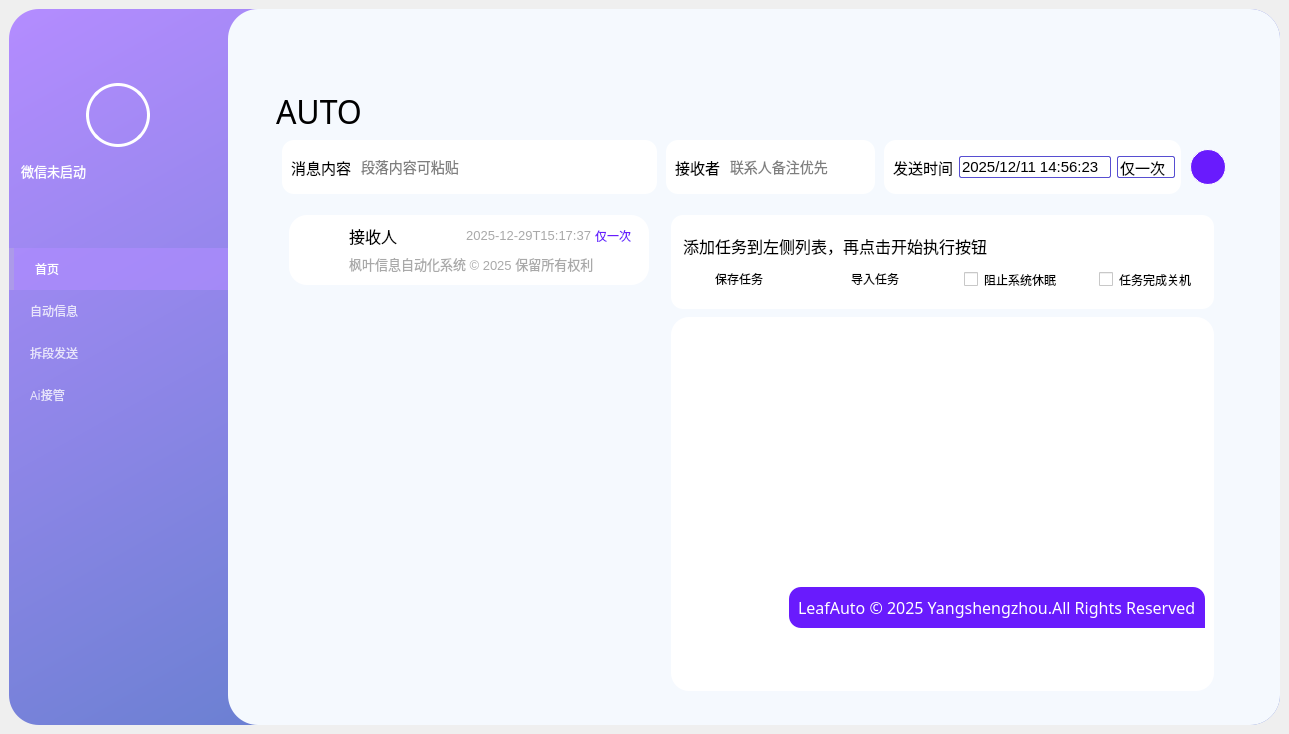
The window that Ui_MainWindow.ui (YangShengzhou03/LeafAuto) describes before a commit, drawn with Qt 5.
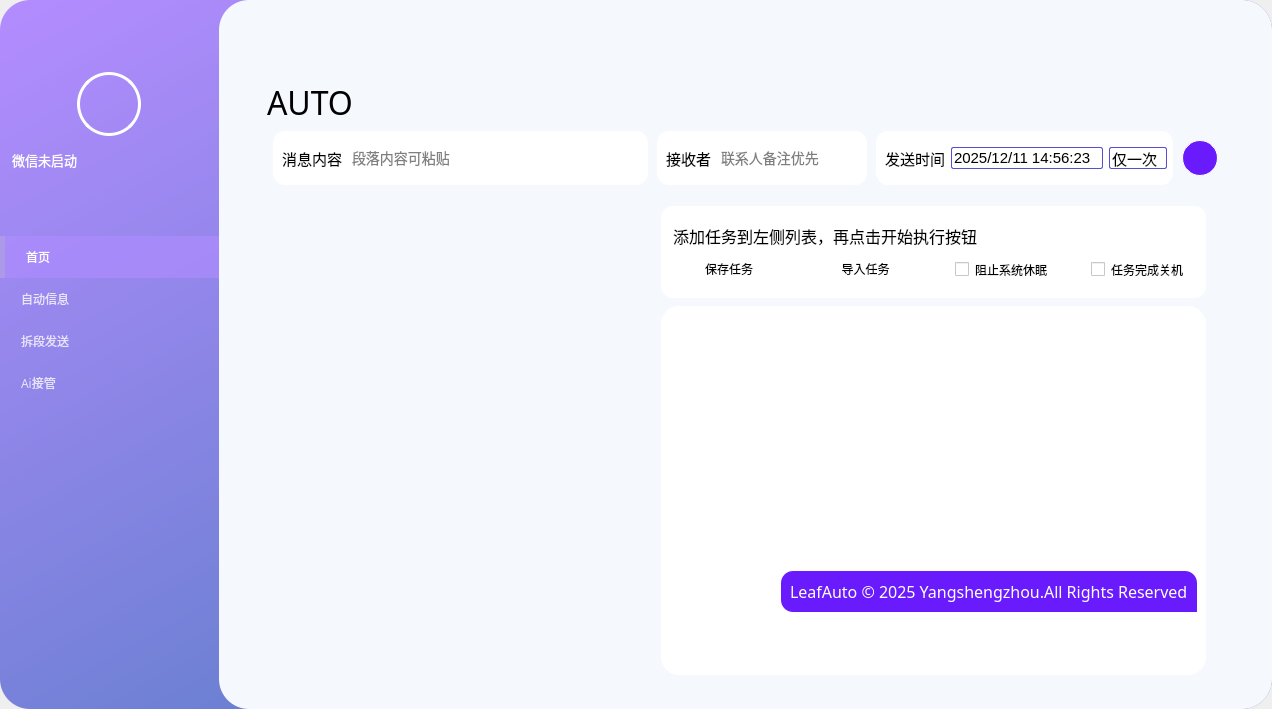
The same window after the commit. The open tabs and pages were chosen to show the change. Icons and pictures are not drawn.

Patch:
```diff
--- a/Ui_MainWindow.ui
+++ b/Ui_MainWindow.ui
@@ -6,8 +6,8 @@
    <rect>
     <x>0</x>
     <y>0</y>
-    <width>1289</width>
-    <height>734</height>
+    <width>1272</width>
+    <height>705</height>
    </rect>
   </property>
   <property name="windowTitle">
@@ -18,6 +18,21 @@
   </property>
   <widget class="QWidget" name="centralwidget">
    <layout class="QHBoxLayout" name="horizontalLayout">
+    <property name="spacing">
+     <number>0</number>
+    </property>
+    <property name="leftMargin">
+     <number>0</number>
+    </property>
+    <property name="topMargin">
+     <number>0</number>
+    </property>
+    <property name="rightMargin">
+     <number>0</number>
+    </property>
+    <property name="bottomMargin">
+     <number>0</number>
+    </property>
     <item>
      <widget class="QFrame" name="main_Frame">
       <property name="styleSheet">
@@ -385,13 +400,13 @@
               <widget class="QFrame" name="vip_frame">
                <property name="minimumSize">
                 <size>
-                 <width>98</width>
+                 <width>104</width>
                  <height>52</height>
                 </size>
                </property>
                <property name="maximumSize">
                 <size>
-                 <width>98</width>
+                 <width>104</width>
                  <height>52</height>
                 </size>
                </property>
@@ -679,7 +694,7 @@
                       <number>9</number>
                      </property>
                      <property name="bottomMargin">
-                      <number>16</number>
+                      <number>10</number>
                      </property>
                      <item>
                       <widget class="QFrame" name="frame_top1">
@@ -1579,7 +1594,7 @@
                       <number>9</number>
                      </property>
                      <property name="bottomMargin">
-                      <number>12</number>
+                      <number>9</number>
                      </property>
                      <item>
                       <widget class="QFrame" name="instrument_frame">
@@ -1928,10 +1943,12 @@
 li.unchecked::marker { content: &quot;\2610&quot;; }
 li.checked::marker { content: &quot;\2612&quot;; }
 &lt;/style&gt;&lt;/head&gt;&lt;body style=&quot; font-family:'微软雅黑 Light'; font-size:9pt; font-weight:400; font-style:normal;&quot;&gt;
-&lt;p align=&quot;center&quot; style=&quot; margin-top:0px; margin-bottom:0px; margin-left:0px; margin-right:0px; -qt-block-indent:0; text-indent:0px;&quot;&gt;&lt;span style=&quot; font-family:'Microsoft YaHei UI'; font-size:14pt; font-weight:700;&quot;&gt;欢迎使用枫叶信息自动化系统&lt;/span&gt;&lt;/p&gt;
+&lt;p align=&quot;center&quot; style=&quot; margin-top:0px; margin-bottom:0px; margin-left:0px; margin-right:0px; -qt-block-indent:0; text-indent:0px;&quot;&gt;&lt;span style=&quot; font-family:'Microsoft YaHei UI'; font-size:14pt; font-weight:700;&quot;&gt;欢迎使用LeafAuto&lt;/span&gt;&lt;/p&gt;
 &lt;p align=&quot;justify&quot; style=&quot;-qt-paragraph-type:empty; margin-top:0px; margin-bottom:0px; margin-left:0px; margin-right:0px; -qt-block-indent:0; text-indent:0px; font-family:'Microsoft YaHei UI';&quot;&gt;&lt;br /&gt;&lt;/p&gt;
-&lt;p align=&quot;justify&quot; style=&quot; margin-top:0px; margin-bottom:0px; margin-left:0px; margin-right:0px; -qt-block-indent:0; text-indent:0px;&quot;&gt;&lt;span style=&quot; font-family:'Microsoft YaHei UI'; font-size:12pt;&quot;&gt;尊敬的用户，欢迎使用枫叶信息自动化系统！&lt;/span&gt;&lt;/p&gt;
-&lt;p align=&quot;justify&quot; style=&quot; margin-top:0px; margin-bottom:0px; margin-left:0px; margin-right:0px; -qt-block-indent:0; text-indent:0px;&quot;&gt;&lt;span style=&quot; font-family:'Microsoft YaHei UI'; font-size:12pt;&quot;&gt;      我们很高兴为您提供一个高效、智能的工作平台，旨在简化您的日常工作流程，提升工作效率。&lt;/span&gt;&lt;/p&gt;&lt;/body&gt;&lt;/html&gt;</string>
+&lt;p align=&quot;justify&quot; style=&quot; margin-top:0px; margin-bottom:0px; margin-left:0px; margin-right:0px; -qt-block-indent:0; text-indent:0px;&quot;&gt;&lt;span style=&quot; font-family:'Microsoft YaHei UI'; font-size:12pt;&quot;&gt;尊敬的用户：&lt;/span&gt;&lt;/p&gt;
+&lt;p align=&quot;justify&quot; style=&quot; margin-top:0px; margin-bottom:0px; margin-left:0px; margin-right:0px; -qt-block-indent:0; text-indent:0px;&quot;&gt;&lt;span style=&quot; font-family:'Microsoft YaHei UI'; font-size:12pt;&quot;&gt;       感谢您使用LeafAuto！&lt;/span&gt;&lt;/p&gt;
+&lt;p align=&quot;justify&quot; style=&quot; margin-top:0px; margin-bottom:0px; margin-left:0px; margin-right:0px; -qt-block-indent:0; text-indent:0px;&quot;&gt;&lt;span style=&quot; font-family:'Microsoft YaHei UI'; font-size:12pt;&quot;&gt;      LeafAuto 是我在2024年大二时写的练习程序，没想到居然这么多人爱用。希望大家多提宝贵意见，同时也希望大家会喜欢她。 &lt;/span&gt;&lt;/p&gt;
+&lt;p align=&quot;justify&quot; style=&quot; margin-top:0px; margin-bottom:0px; margin-left:0px; margin-right:0px; -qt-block-indent:0; text-indent:0px;&quot;&gt;&lt;span style=&quot; font-family:'Microsoft YaHei UI'; font-size:12pt;&quot;&gt;       如果您觉得好用，可以推荐给更多人，这样能让她变得更好！ &lt;/span&gt;&lt;/p&gt;&lt;/body&gt;&lt;/html&gt;</string>
                           </property>
                          </widget>
                         </item>
@@ -1953,7 +1970,7 @@
                      </property>
                      <layout class="QGridLayout" name="gridLayout">
                       <property name="leftMargin">
-                       <number>9</number>
+                       <number>10</number>
                       </property>
                       <property name="topMargin">
                        <number>6</number>
@@ -2582,7 +2599,7 @@
                                   </font>
                                  </property>
                                  <property name="text">
-                                  <string>V4.37</string>
+                                  <string>V4.39</string>
                                  </property>
                                 </widget>
                                </item>
@@ -3239,7 +3256,7 @@
                  <item>
                   <layout class="QHBoxLayout" name="horizontalLayout_71" stretch="0,1">
                    <property name="spacing">
-                    <number>9</number>
+                    <number>8</number>
                    </property>
                    <property name="leftMargin">
                     <number>9</number>
@@ -3333,7 +3350,7 @@
                         <x>0</x>
                         <y>0</y>
                         <width>368</width>
-                        <height>493</height>
+                        <height>482</height>
                        </rect>
                       </property>
                       <layout class="QFormLayout" name="formLayout_3">
@@ -3361,174 +3378,6 @@
                        <property name="bottomMargin">
                         <number>9</number>
                        </property>
-                       <item row="1" column="0">
-                        <widget class="QWidget" name="widget_item" native="true">
-                         <property name="minimumSize">
-                          <size>
-                           <width>360</width>
-                           <height>70</height>
-                          </size>
-                         </property>
-                         <property name="maximumSize">
-                          <size>
-                           <width>360</width>
-                           <height>70</height>
-                          </size>
-                         </property>
-                         <property name="styleSheet">
-                          <string notr="true">background-color: rgb(255, 255, 255);
-border-radius:18px</string>
-                         </property>
-                         <layout class="QHBoxLayout" name="horizontalLayout_76">
-                          <property name="spacing">
-                           <number>6</number>
-                          </property>
-                          <property name="leftMargin">
-                           <number>12</number>
-                          </property>
-                          <property name="topMargin">
-                           <number>2</number>
-                          </property>
-                          <property name="rightMargin">
-                           <number>12</number>
-                          </property>
-                          <property name="bottomMargin">
-                           <number>2</number>
-                          </property>
-                          <item>
-                           <widget class="QWidget" name="widget_54" native="true">
-                            <property name="minimumSize">
-                             <size>
-                              <width>36</width>
-                              <height>36</height>
-                             </size>
-                            </property>
-                            <property name="maximumSize">
-                             <size>
-                              <width>36</width>
-                              <height>36</height>
-                             </size>
-                            </property>
-                            <property name="styleSheet">
-                             <string notr="true">image: url(&quot;resources/img/page1/page1_发送就绪.svg&quot;);</string>
-                            </property>
-                           </widget>
-                          </item>
-                          <item>
-                           <layout class="QVBoxLayout" name="verticalLayout_64" stretch="0,0">
-                            <property name="spacing">
-                             <number>0</number>
-                            </property>
-                            <property name="leftMargin">
-                             <number>6</number>
-                            </property>
-                            <property name="topMargin">
-                             <number>6</number>
-                            </property>
-                            <property name="rightMargin">
-                             <number>6</number>
-                            </property>
-                            <property name="bottomMargin">
-                             <number>6</number>
-                            </property>
-                            <item>
-                             <layout class="QHBoxLayout" name="horizontalLayout_77" stretch="1,0,0">
-                              <property name="spacing">
-                               <number>4</number>
-                              </property>
-                              <property name="leftMargin">
-                               <number>0</number>
-                              </property>
-                              <property name="topMargin">
-                               <number>0</number>
-                              </property>
-                              <property name="rightMargin">
-                               <number>0</number>
-                              </property>
-                              <property name="bottomMargin">
-                               <number>0</number>
-                              </property>
-                              <item>
-                               <widget class="QLabel" name="receiver_label">
-                                <property name="font">
-                                 <font>
-                                  <family>微软雅黑 Light</family>
-                                  <pointsize>12</pointsize>
-                                 </font>
-                                </property>
-                                <property name="text">
-                                 <string>接收人</string>
-                                </property>
-                               </widget>
-                              </item>
-                              <item>
-                               <widget class="QLabel" name="time_label">
-                                <property name="font">
-                                 <font>
-                                  <pointsize>10</pointsize>
-                                 </font>
-                                </property>
-                                <property name="styleSheet">
-                                 <string notr="true">color: rgb(169, 169, 169);</string>
-                                </property>
-                                <property name="text">
-                                 <string>2025-12-29T15:17:37</string>
-                                </property>
-                                <property name="alignment">
-                                 <set>Qt::AlignRight|Qt::AlignTrailing|Qt::AlignVCenter</set>
-                                </property>
-                               </widget>
-                              </item>
-                              <item>
-                               <widget class="QLabel" name="label_2">
-                                <property name="styleSheet">
-                                 <string notr="true">color:rgb(105, 27, 253);
-text-align: center;
-background:rgba(0, 0, 0, 0);</string>
-                                </property>
-                                <property name="text">
-                                 <string>仅一次</string>
-                                </property>
-                               </widget>
-                              </item>
-                             </layout>
-                            </item>
-                            <item>
-                             <layout class="QHBoxLayout" name="horizontalLayout_7">
-                              <property name="leftMargin">
-                               <number>0</number>
-                              </property>
-                              <property name="topMargin">
-                               <number>6</number>
-                              </property>
-                              <property name="rightMargin">
-                               <number>12</number>
-                              </property>
-                              <property name="bottomMargin">
-                               <number>3</number>
-                              </property>
-                              <item>
-                               <widget class="QLabel" name="message_label">
-                                <property name="font">
-                                 <font>
-                                  <pointsize>10</pointsize>
-                                 </font>
-                                </property>
-                                <property name="styleSheet">
-                                 <string notr="true">color: rgb(169, 169, 169);</string>
-                                </property>
-                                <property name="text">
-                                 <string>枫叶信息自动化系统 © 2025 保留所有权利</string>
-                                </property>
-                               </widget>
-                              </item>
-                             </layout>
-                            </item>
-                           </layout>
-                          </item>
-                         </layout>
-                        </widget>
-                       </item>
                       </layout>
                      </widget>
                     </widget>
@@ -4749,7 +4598,7 @@
                          </property>
                          <layout class="QHBoxLayout" name="horizontalLayout_124" stretch="0,0,0,0">
                           <property name="spacing">
-                           <number>6</number>
+                           <number>4</number>
                           </property>
                           <property name="leftMargin">
                            <number>0</number>
@@ -4937,24 +4786,6 @@
                              <property name="bottomMargin">
                               <number>0</number>
                              </property>
-                             <item>
-                              <widget class="QLabel" name="label_15">
-                               <property name="font">
-                                <font>
-                                 <family>微软雅黑 Light</family>
-                                 <pointsize>12</pointsize>
-                                </font>
-                               </property>
-                               <property name="styleSheet">
-                                <string notr="true">QLabel {
-    color: rgb(0, 0, 0);
-}</string>
-                               </property>
-                               <property name="text">
-                                <string>回复规则</string>
-                               </property>
-                              </widget>
-                             </item>
                              <item>
                               <widget class="QPushButton" name="pushButton_addRule">
                                <property name="sizePolicy">
```
